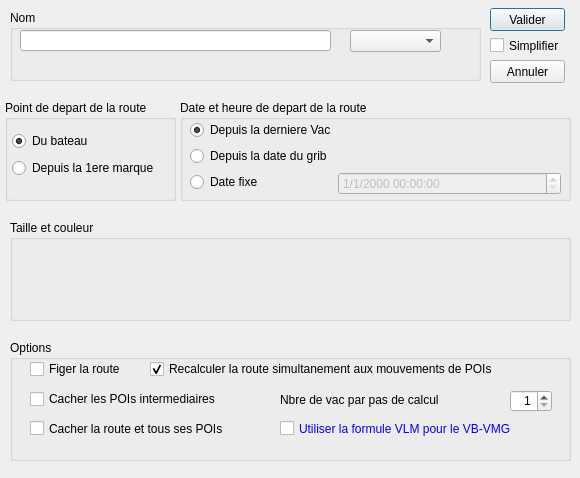
This is src/Ui/Route_Editor.ui in nohal/qtVlm as Qt 5 draws it before an edit. The edited form follows.
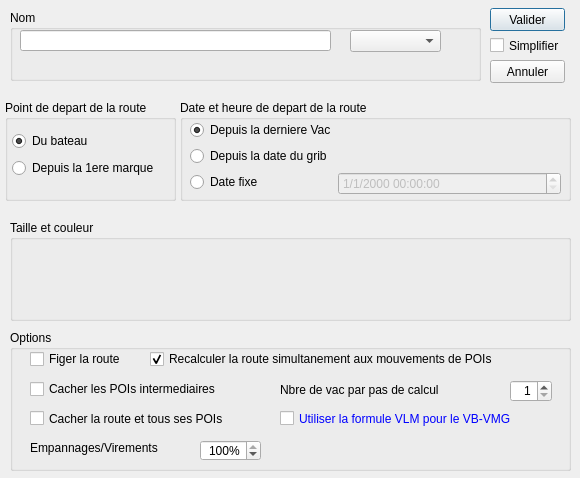
This is the edited form.

Commit message: add tack/gybe slowdown parameter in route and routage allow time spec for estime even if polar is scaled to estime some other small changes

What changed in the file:
```diff
--- a/src/Ui/Route_Editor.ui
+++ b/src/Ui/Route_Editor.ui
@@ -83,9 +83,9 @@
     <property name="geometry">
      <rect>
       <x>10</x>
-      <y>340</y>
+      <y>330</y>
       <width>561</width>
-      <height>121</height>
+      <height>141</height>
      </rect>
     </property>
     <property name="title">
@@ -231,6 +231,47 @@
       <string>Utiliser la formule VLM pour le VB-VMG</string>
      </property>
     </widget>
+    <widget class="QLabel" name="label_6">
+     <property name="geometry">
+      <rect>
+       <x>20</x>
+       <y>110</y>
+       <width>171</width>
+       <height>16</height>
+      </rect>
+     </property>
+     <property name="text">
+      <string>Empannages/Virements</string>
+     </property>
+    </widget>
+    <widget class="QSpinBox" name="speedLossOnTack">
+     <property name="geometry">
+      <rect>
+       <x>190</x>
+       <y>110</y>
+       <width>61</width>
+       <height>21</height>
+      </rect>
+     </property>
+     <property name="toolTip">
+      <string>Pourcentage de la polaire a appliquer pendant une vacation</string>
+     </property>
+     <property name="alignment">
+      <set>Qt::AlignRight|Qt::AlignTrailing|Qt::AlignVCenter</set>
+     </property>
+     <property name="suffix">
+      <string>%</string>
+     </property>
+     <property name="minimum">
+      <number>1</number>
+     </property>
+     <property name="maximum">
+      <number>100</number>
+     </property>
+     <property name="value">
+      <number>100</number>
+     </property>
+    </widget>
    </widget>
    <widget class="QGroupBox" name="groupBox_3">
     <property name="geometry">
```
The commit also changes 13 other files.
